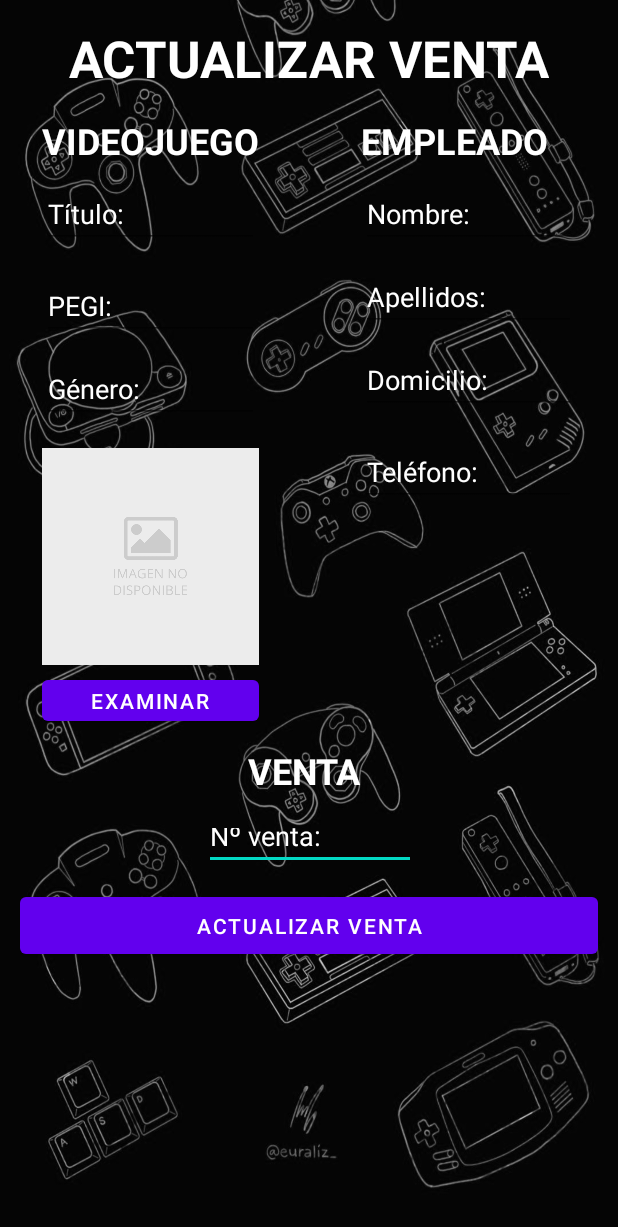
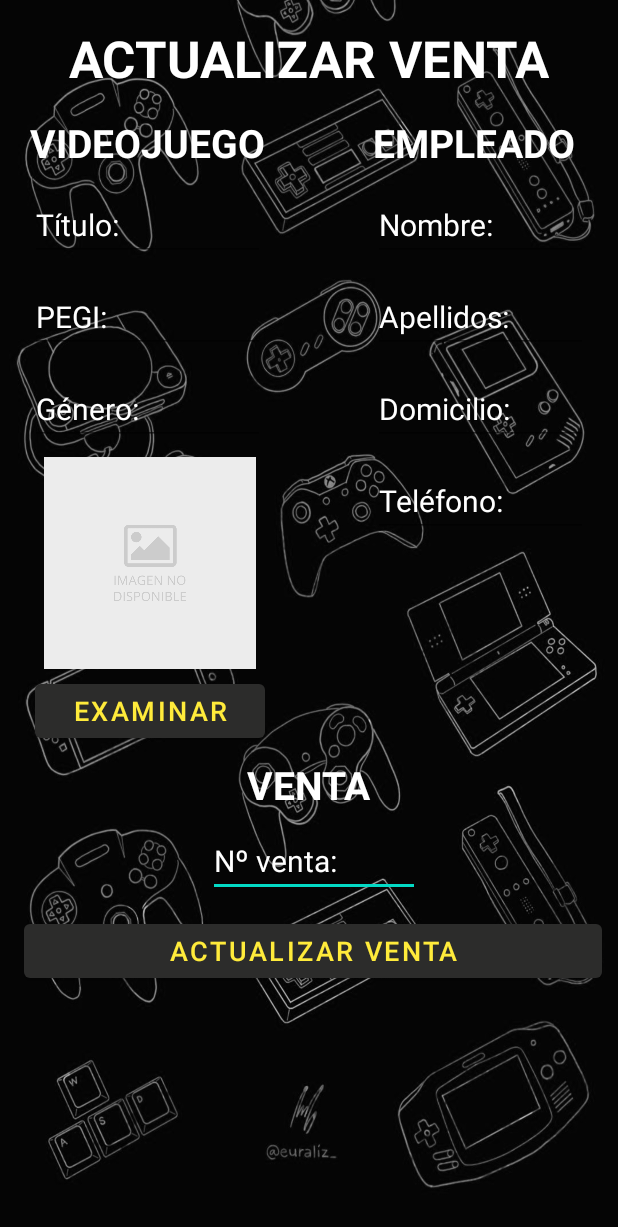
Before and after one commit to Dani1113/PROYECTO_FINAL_PMDM_DANIEL_CARMONA_SALAZAR, an Android app: the ActualizarVentaActivity2 screen opened directly, with no data from a screen before it, on a phone screen of 412 x 824 dp. Shown: the top 1227 px of the screen. Run offline under Robolectric (Android 15) with nearby library versions, the light colour scheme and no system bars.

Commit message:
Sesión 26/02/2021
- Cambios en el diseño

PENDIENTE: Intentar el BuscarInformación e implementar onLonClick

```diff
--- a/app/src/main/res/layout/activity_actualizar_venta1.xml
+++ b/app/src/main/res/layout/activity_actualizar_venta1.xml
@@ -11,9 +11,12 @@
         android:id="@+id/btActualizar"
         android:layout_width="wrap_content"
         android:layout_height="wrap_content"
-        android:layout_marginTop="170dp"
+        android:layout_marginTop="200dp"
         android:onClick="actualizarVentaSiguiente"
         android:text="@string/actualizar_venta"
+        android:textColor="@color/colorLetraBotones"
+        android:textSize="22sp"
+        app:backgroundTint="@color/fondoBotones"
         app:layout_constraintEnd_toEndOf="@+id/spActualizarVenta"
         app:layout_constraintHorizontal_bias="0.485"
         app:layout_constraintStart_toStartOf="@+id/spActualizarVenta"
--- a/app/src/main/res/layout/activity_actualizar_venta2.xml
+++ b/app/src/main/res/layout/activity_actualizar_venta2.xml
@@ -11,14 +11,14 @@
     <EditText
         android:id="@+id/edtNVentaA"
         android:layout_width="141dp"
-        android:layout_height="38dp"
+        android:layout_height="45dp"
         android:layout_marginTop="12dp"
         android:autofillHints=""
         android:hint="@string/numero_de_venta"
         android:inputType="numberSigned"
         android:textColor="@color/white"
         android:textColorHint="@color/white"
-        android:textSize="18sp"
+        android:textSize="20sp"
         app:layout_constraintEnd_toEndOf="@+id/textView11"
         app:layout_constraintHorizontal_bias="0.454"
         app:layout_constraintStart_toStartOf="@+id/textView11"
@@ -28,14 +28,13 @@
         android:id="@+id/textView11"
         android:layout_width="wrap_content"
         android:layout_height="wrap_content"
-        android:layout_marginTop="436dp"
+        android:layout_marginTop="444dp"
         android:text="@string/venta"
         android:textColor="@color/white"
         android:textColorHint="@color/white"
-        android:textSize="24sp"
+        android:textSize="26sp"
         android:textStyle="bold"
         app:layout_constraintEnd_toEndOf="parent"
-        app:layout_constraintHorizontal_bias="0.491"
         app:layout_constraintStart_toStartOf="parent"
         app:layout_constraintTop_toBottomOf="@+id/textView14" />
 
@@ -58,12 +57,12 @@
         android:layout_width="143dp"
         android:layout_height="wrap_content"
         android:layout_marginTop="16dp"
-        android:layout_marginEnd="28dp"
-        android:layout_marginRight="28dp"
+        android:layout_marginEnd="20dp"
+        android:layout_marginRight="20dp"
         android:text="@string/empleado"
         android:textColor="@color/white"
         android:textColorHint="@color/white"
-        android:textSize="24sp"
+        android:textSize="26sp"
         android:textStyle="bold"
         app:layout_constraintEnd_toEndOf="parent"
         app:layout_constraintTop_toBottomOf="@+id/textView14" />
@@ -72,13 +71,13 @@
         android:id="@+id/textView15"
         android:layout_width="wrap_content"
         android:layout_height="wrap_content"
-        android:layout_marginStart="28dp"
-        android:layout_marginLeft="28dp"
+        android:layout_marginStart="20dp"
+        android:layout_marginLeft="20dp"
         android:layout_marginTop="16dp"
         android:text="@string/videojuego"
         android:textColor="@color/white"
         android:textColorHint="@color/white"
-        android:textSize="24sp"
+        android:textSize="26sp"
         android:textStyle="bold"
         app:layout_constraintStart_toStartOf="parent"
         app:layout_constraintTop_toBottomOf="@+id/textView14" />
@@ -86,14 +85,14 @@
     <EditText
         android:id="@+id/edtTítuloVA"
         android:layout_width="0dp"
-        android:layout_height="39dp"
+        android:layout_height="45dp"
         android:layout_marginTop="16dp"
         android:autofillHints=""
         android:hint="@string/titulo"
         android:inputType="text"
         android:textColor="@color/white"
         android:textColorHint="@color/white"
-        android:textSize="18sp"
+        android:textSize="20sp"
         app:layout_constraintEnd_toEndOf="@+id/textView15"
         app:layout_constraintHorizontal_bias="0.0"
         app:layout_constraintStart_toStartOf="@+id/textView15"
@@ -110,6 +109,7 @@
         android:inputType="numberSigned"
         android:textColor="@color/white"
         android:textColorHint="@color/white"
+        android:textSize="20sp"
         app:layout_constraintEnd_toEndOf="@+id/edtTítuloVA"
         app:layout_constraintHorizontal_bias="0.0"
         app:layout_constraintStart_toStartOf="@+id/edtTítuloVA"
@@ -118,14 +118,14 @@
     <EditText
         android:id="@+id/edtGéneroVA"
         android:layout_width="0dp"
-        android:layout_height="39dp"
+        android:layout_height="45dp"
         android:layout_marginTop="16dp"
         android:autofillHints=""
         android:hint="@string/genero"
         android:inputType="text"
         android:textColor="@color/white"
         android:textColorHint="@color/white"
-        android:textSize="18sp"
+        android:textSize="20sp"
         app:layout_constraintEnd_toEndOf="@+id/edtPEGIVA"
         app:layout_constraintHorizontal_bias="0.0"
         app:layout_constraintStart_toStartOf="@+id/edtPEGIVA"
@@ -133,9 +133,9 @@
 
     <ImageView
         android:id="@+id/idImagenA"
-        android:layout_width="0dp"
-        android:layout_height="145dp"
-        android:layout_marginTop="16dp"
+        android:layout_width="153dp"
+        android:layout_height="141dp"
+        android:layout_marginTop="8dp"
         android:contentDescription="@string/examinar"
         app:layout_constraintEnd_toEndOf="@+id/edtGéneroVA"
         app:layout_constraintHorizontal_bias="1.0"
@@ -146,10 +146,13 @@
     <Button
         android:id="@+id/btExaminar3"
         android:layout_width="0dp"
-        android:layout_height="39dp"
+        android:layout_height="wrap_content"
         android:layout_marginTop="4dp"
         android:onClick="examinarImagen"
         android:text="@string/examinar"
+        android:textColor="@color/colorLetraBotones"
+        android:textSize="18sp"
+        app:backgroundTint="@color/fondoBotones"
         app:layout_constraintEnd_toEndOf="@+id/idImagenA"
         app:layout_constraintHorizontal_bias="0.0"
         app:layout_constraintStart_toStartOf="@+id/idImagenA"
@@ -158,14 +161,14 @@
     <EditText
         android:id="@+id/edtNombreEA"
         android:layout_width="0dp"
-        android:layout_height="39dp"
+        android:layout_height="45dp"
         android:layout_marginTop="16dp"
         android:autofillHints=""
         android:hint="@string/nombreE"
         android:inputType="text"
         android:textColor="@color/white"
         android:textColorHint="@color/white"
-        android:textSize="18sp"
+        android:textSize="20sp"
         app:layout_constraintEnd_toEndOf="@+id/textView16"
         app:layout_constraintHorizontal_bias="0.0"
         app:layout_constraintStart_toStartOf="@+id/textView16"
@@ -174,14 +177,14 @@
     <EditText
         android:id="@+id/edtApellidosEA"
         android:layout_width="0dp"
-        android:layout_height="39dp"
+        android:layout_height="45dp"
         android:layout_marginTop="16dp"
         android:autofillHints=""
         android:hint="@string/apellidos"
         android:inputType="text"
         android:textColor="@color/white"
         android:textColorHint="@color/white"
-        android:textSize="18sp"
+        android:textSize="20sp"
         app:layout_constraintEnd_toEndOf="@+id/edtNombreEA"
         app:layout_constraintHorizontal_bias="0.0"
         app:layout_constraintStart_toStartOf="@+id/edtNombreEA"
@@ -190,14 +193,14 @@
     <EditText
         android:id="@+id/edtDomicilioEA"
         android:layout_width="0dp"
-        android:layout_height="39dp"
+        android:layout_height="45dp"
         android:layout_marginTop="16dp"
         android:autofillHints=""
         android:hint="@string/domicilio"
         android:inputType="text"
         android:textColor="@color/white"
         android:textColorHint="@color/white"
-        android:textSize="18sp"
+        android:textSize="20sp"
         app:layout_constraintEnd_toEndOf="@+id/edtApellidosEA"
         app:layout_constraintHorizontal_bias="0.0"
         app:layout_constraintStart_toStartOf="@+id/edtApellidosEA"
@@ -214,6 +217,7 @@
         android:inputType="numberSigned"
         android:textColor="@color/white"
         android:textColorHint="@color/white"
+        android:textSize="20sp"
         app:layout_constraintEnd_toEndOf="@+id/edtDomicilioEA"
         app:layout_constraintHorizontal_bias="0.0"
         app:layout_constraintStart_toStartOf="@+id/edtDomicilioEA"
@@ -222,7 +226,7 @@
     <Button
         android:id="@+id/btActualizarVenta2"
         android:layout_width="385dp"
-        android:layout_height="50dp"
+        android:layout_height="wrap_content"
         android:layout_marginStart="32dp"
         android:layout_marginLeft="32dp"
         android:layout_marginTop="12dp"
@@ -230,6 +234,9 @@
         android:layout_marginRight="32dp"
         android:onClick="actualizarVentaActivity2"
         android:text="@string/actualizar_venta"
+        android:textColor="@color/colorLetraBotones"
+        android:textSize="18sp"
+        app:backgroundTint="@color/fondoBotones"
         app:layout_constraintEnd_toEndOf="@+id/edtNVentaA"
         app:layout_constraintHorizontal_bias="0.503"
         app:layout_constraintStart_toStartOf="@+id/edtNVentaA"
--- a/app/src/main/res/layout/activity_borrar_venta.xml
+++ b/app/src/main/res/layout/activity_borrar_venta.xml
@@ -25,9 +25,12 @@
         android:id="@+id/btBorrar"
         android:layout_width="wrap_content"
         android:layout_height="wrap_content"
-        android:layout_marginTop="176dp"
+        android:layout_marginTop="200dp"
         android:onClick="borrarVenta"
         android:text="@string/borrar_venta"
+        android:textColor="@color/colorLetraBotones"
+        android:textSize="22sp"
+        app:backgroundTint="@color/fondoBotones"
         app:layout_constraintEnd_toEndOf="@+id/spVenta"
         app:layout_constraintHorizontal_bias="0.49"
         app:layout_constraintStart_toStartOf="@+id/spVenta"
--- a/app/src/main/res/layout/activity_main.xml
+++ b/app/src/main/res/layout/activity_main.xml
@@ -87,8 +87,9 @@
         android:layout_marginTop="16dp"
         android:onClick="empezar"
         android:text="@string/empezar"
-        android:textColor="@color/white"
-        android:textSize="24sp"
+        android:textColor="@color/colorLetraBotones"
+        android:textSize="22sp"
+        app:backgroundTint="@color/fondoBotones"
         app:layout_constraintEnd_toEndOf="@+id/imageView"
         app:layout_constraintHorizontal_bias="1.0"
         app:layout_constraintStart_toStartOf="@+id/imageView"
--- a/app/src/main/res/layout/activity_mostrar_info.xml
+++ b/app/src/main/res/layout/activity_mostrar_info.xml
@@ -36,6 +36,9 @@
         android:layout_marginTop="24dp"
         android:onClick="refrescarRecyclerView"
         android:text="@string/refrescar"
+        android:textColor="@color/colorLetraBotones"
+        android:textSize="22sp"
+        app:backgroundTint="@color/fondoBotones"
         app:layout_constraintEnd_toEndOf="@+id/rvVentas"
         app:layout_constraintHorizontal_bias="0.498"
         app:layout_constraintStart_toStartOf="@+id/rvVentas"
--- a/app/src/main/res/values/colors.xml
+++ b/app/src/main/res/values/colors.xml
@@ -7,6 +7,7 @@
     <color name="teal_700">#FF018786</color>
     <color name="black">#FF000000</color>
     <color name="white">#FFFFFFFF</color>
-    <color name="fondo">#FFE45B</color>
-    <color name="colorHint">#777171</color>
+    <color name="colorLetraBotones">#FFEB3B</color>
+    <color name="colorLetra">#777171</color>
+    <color name="fondoBotones">#2C2C2B</color>
 </resources>
```
Also changed, not shown: app/src/main/res/layout/activity_insertar_venta.xml (+23 -17 lines), app/src/main/res/layout/activity_menu.xml (+17 -5 lines).
